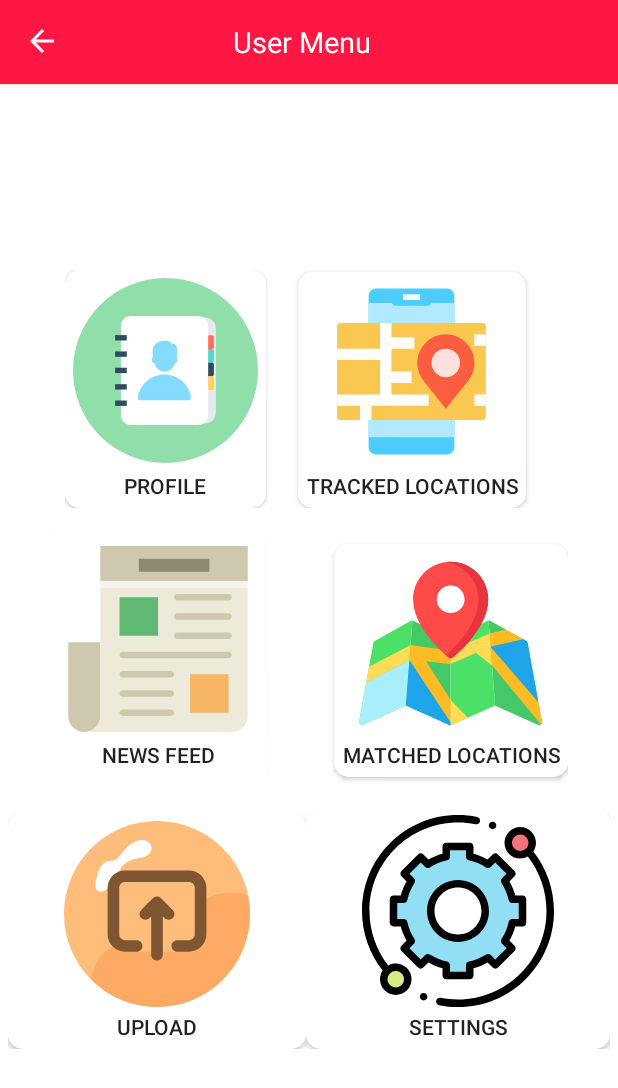
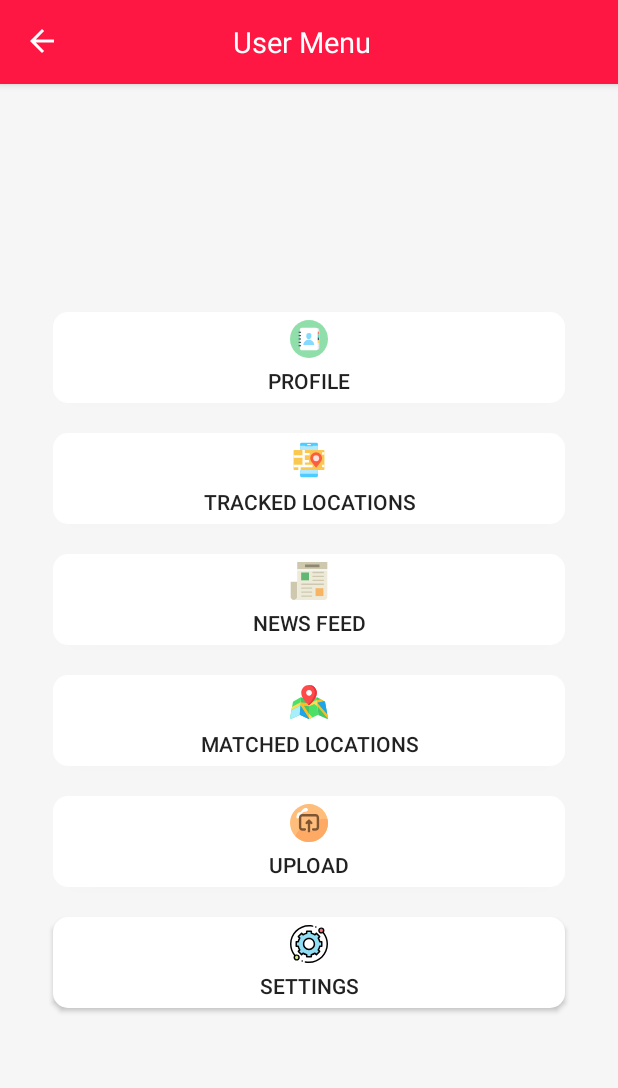
Before and after one commit to RifatIslamOmio/COVID-19_Alert_App, an Android app: the MenuActivity screen opened directly, with no data from a screen before it, on a phone screen of 412 x 824 dp. Shown: the top 1088 px of the screen. Run offline under Robolectric (Android 15) with nearby library versions, the phone set to English and light mode, and no system bars; Roboto replaces fonts that are not available here; 2 statements that could not run were skipped.

Commit message:
User Menu Updated

```diff
--- /dev/null
+++ b/app/src/main/java/com/example/covid_19alertapp/activities/ProfileActivity.java
@@ -0,0 +1,16 @@
+package com.example.covid_19alertapp.activities;
+
+import androidx.appcompat.app.AppCompatActivity;
+
+import android.os.Bundle;
+
+import com.example.covid_19alertapp.R;
+
+public class ProfileActivity extends AppCompatActivity {
+
+    @Override
+    protected void onCreate(Bundle savedInstanceState) {
+        super.onCreate(savedInstanceState);
+        setContentView(R.layout.activity_profile);
+    }
+}
--- a/app/src/main/res/drawable/ic_locations.xml
+++ b/app/src/main/res/drawable/ic_locations.xml
@@ -1,5 +1,5 @@
-<vector android:height="122dp" android:viewportHeight="511.999"
-    android:viewportWidth="511.999" android:width="122dp" xmlns:android="http://schemas.android.com/apk/res/android">
+<vector android:height="25dp" android:viewportHeight="511.999"
+    android:viewportWidth="511.999" android:width="25dp" xmlns:android="http://schemas.android.com/apk/res/android">
     <path android:fillColor="#44C868" android:pathData="M511.879,475.685l-40.224,-221.611c-0.401,-2.212 -1.773,-4.128 -3.739,-5.221l-101.242,-56.31c-1.314,-0.732 -2.787,-1.023 -4.234,-0.911l18.419,237.608l-0.617,0.276l121.164,54.357c0.986,0.441 2.034,0.659 3.077,0.659c1.651,0 3.287,-0.543 4.632,-1.596C511.313,481.22 512.376,478.428 511.879,475.685z"/>
     <path android:fillColor="#44C868" android:pathData="M256,246.375l-103.545,-53.931c-1.241,-0.647 -2.617,-0.911 -3.972,-0.82c0.359,-0.022 0.72,-0.02 1.078,0.008l-18.419,237.608l121.781,54.634c0.983,0.44 2.032,0.659 3.077,0.659l0,0V246.375z"/>
     <path android:fillColor="#4CE166" android:pathData="M149.56,191.633c-1.447,-0.112 -2.92,0.179 -4.234,0.91l-101.243,56.31c-1.966,1.093 -3.338,3.008 -3.739,5.221L0.121,475.685c-0.498,2.742 0.566,5.534 2.763,7.252c1.347,1.053 2.982,1.596 4.632,1.596c1.043,0 2.092,-0.217 3.077,-0.659l120.504,-54.061L149.56,191.633z"/>
--- a/app/src/main/res/drawable/ic_trackedlocation.xml
+++ b/app/src/main/res/drawable/ic_trackedlocation.xml
@@ -1,6 +1,6 @@
 <vector xmlns:android="http://schemas.android.com/apk/res/android"
-    android:width="122dp"
-    android:height="122dp"
+    android:width="25dp"
+    android:height="25dp"
     android:viewportWidth="512"
     android:viewportHeight="512">
   <path
--- a/app/src/main/res/drawable/ic_upload.xml
+++ b/app/src/main/res/drawable/ic_upload.xml
@@ -1,5 +1,5 @@
-<vector android:height="124dp" android:viewportHeight="512.116"
-    android:viewportWidth="512.116" android:width="124dp" xmlns:android="http://schemas.android.com/apk/res/android">
+<vector android:height="25dp" android:viewportHeight="512.116"
+    android:viewportWidth="512.116" android:width="25dp" xmlns:android="http://schemas.android.com/apk/res/android">
     <path android:fillColor="#ffbd7b" android:pathData="m437.032,74.983c-100.043,-99.972 -261.947,-100.003 -362.001,0.063 -99.987,99.997 -100.07,261.858 -0.07,361.961 99.998,100.105 262.043,100.167 362.132,0.058 100.022,-100.041 100.058,-262.036 -0.061,-362.082z"/>
     <path android:fillColor="#ffaa64" android:pathData="m508.635,214.113c-0.927,-5.591 -4.741,-10.275 -10.029,-12.313 -11.156,-4.299 -22.624,-4.579 -33.433,-4.5 -33.117,0.284 -73.451,4.771 -91.531,37.219 -7.339,13.158 -5.581,26.695 -5.581,109.541 0,8.822 -7.178,16 -16,16h-176c-6.583,0 -12.419,-3.949 -14.867,-10.061 -3.649,-9.108 -14.579,-12.817 -23.02,-7.809 -30.706,18.228 -51.254,45.397 -62.818,83.063 -1.781,5.8 -0.129,12.106 4.267,16.288 106.379,101.208 276.309,92.542 371.714,-19.98 48.739,-57.484 69.624,-133.095 57.298,-207.448z"/>
     <path android:fillColor="#fff" android:pathData="m91.511,149.342c4.706,-17.091 12.815,-34.289 30.096,-38.264 12.519,-2.88 17.504,1.657 28.817,-11.108 12.859,-14.508 20.819,-30.127 42.54,-41.44 46.263,-24.095 67.901,29.262 25.392,41.512 -14.195,4.09 -28.133,2.632 -47.432,14.582 -12.227,7.571 -13.562,13.051 -18.114,25.294 -12.093,32.523 -43.263,65.602 -60.489,52.046 -10.91,-8.587 -3.804,-31.746 -0.81,-42.622z"/>
--- a/app/src/main/res/drawable/ic_userprofile.xml
+++ b/app/src/main/res/drawable/ic_userprofile.xml
@@ -1,5 +1,5 @@
-<vector android:height="123dp" android:viewportHeight="508"
-    android:viewportWidth="508" android:width="123dp" xmlns:android="http://schemas.android.com/apk/res/android">
+<vector android:height="25dp" android:viewportHeight="508"
+    android:viewportWidth="508" android:width="25dp" xmlns:android="http://schemas.android.com/apk/res/android">
     <path android:fillColor="#90DFAA" android:pathData="M254,254m-254,0a254,254 0,1 1,508 0a254,254 0,1 1,-508 0"/>
     <path android:fillColor="#E6E9EE" android:pathData="M344,108l-163.6,7.2c-15.2,0 -27.6,11.6 -27.6,26.4V254v112.8c0,14.4 12.4,26.4 27.6,26.4l163.6,7.2c15.2,0 48.4,2.4 48.4,-33.6V141.2C392.4,105.2 359.2,108 344,108z"/>
     <path android:fillColor="#FFFFFF" android:pathData="M343.6,104.4H159.2c-15.2,0 -27.6,12.4 -27.6,27.6v244c0,15.2 12.4,27.6 27.6,27.6h184.4c15.2,0 27.6,-12.4 27.6,-27.6V132C371.2,116.8 358.8,104.4 343.6,104.4z"/>
--- a/app/src/main/res/drawable/newsfeed.xml
+++ b/app/src/main/res/drawable/newsfeed.xml
@@ -1,5 +1,5 @@
-<vector android:height="124dp" android:viewportHeight="58"
-    android:viewportWidth="58" android:width="124dp" xmlns:android="http://schemas.android.com/apk/res/android">
+<vector android:height="25dp" android:viewportHeight="58"
+    android:viewportWidth="58" android:width="25dp" xmlns:android="http://schemas.android.com/apk/res/android">
     <path android:fillColor="#CEC9AE" android:pathData="M6.005,58L6.005,58c-2.75,0 -5,-2.25 -5,-5V30h10v23C11.005,55.75 8.755,58 6.005,58z"/>
     <path android:fillColor="#CEC9AE" android:pathData="M11.005,0h45.99v11h-45.99z"/>
     <path android:fillColor="#EDEADA" android:pathData="M11.005,35v7v11c0,2.75 -2.25,5 -5,5h5h6h35c2.756,0 4.99,-2.234 4.99,-4.99V13h-45.99V35z"/>
--- a/app/src/main/res/drawable/settings.xml
+++ b/app/src/main/res/drawable/settings.xml
@@ -1,5 +1,5 @@
-<vector android:height="128dp" android:viewportHeight="512"
-    android:viewportWidth="512" android:width="128dp" xmlns:android="http://schemas.android.com/apk/res/android">
+<vector android:height="25dp" android:viewportHeight="512"
+    android:viewportWidth="512" android:width="25dp" xmlns:android="http://schemas.android.com/apk/res/android">
     <path android:fillColor="#f5737f" android:pathData="m453.949,74.051c0,17.676 -14.328,32 -32,32 -17.676,0 -32,-14.324 -32,-32 0,-17.672 14.324,-32 32,-32 17.672,0 32,14.328 32,32zM453.949,74.051"/>
     <path android:fillColor="#d8ec84" android:pathData="m122.051,437.949c0,17.672 -14.324,32 -32,32 -17.672,0 -32,-14.328 -32,-32 0,-17.676 14.328,-32 32,-32 17.676,0 32,14.324 32,32zM122.051,437.949"/>
     <path android:fillColor="#91def5" android:pathData="m400.836,224.645c-3.813,-17.73 -10.789,-34.285 -20.32,-49.035l19.16,-19.164 -44.23,-44.195 -19.145,19.145c-14.75,-9.531 -31.305,-16.508 -49.035,-20.32v-27.074h-62.527v27.074c-17.734,3.813 -34.289,10.789 -49.039,20.32l-19.145,-19.145 -44.23,44.195 19.16,19.164c-9.531,14.75 -16.508,31.305 -20.32,49.035h-27.148l-0.035,62.527h27.184c3.809,17.734 10.785,34.289 20.32,49.039l-19.234,19.234 44.199,44.23 19.25,-19.25c14.75,9.535 31.305,16.512 49.039,20.32v27.254h62.527v-27.254c17.73,-3.809 34.285,-10.785 49.039,-20.32l19.25,19.25 44.195,-44.23 -19.234,-19.234c9.535,-14.75 16.512,-31.305 20.32,-49.039h27.184v-62.527zM256,328.629c-40.113,0 -72.629,-32.516 -72.629,-72.629s32.516,-72.629 72.629,-72.629 72.629,32.516 72.629,72.629 -32.516,72.629 -72.629,72.629zM256,328.629"/>
--- a/app/src/main/res/layout/activity_main.xml
+++ b/app/src/main/res/layout/activity_main.xml
@@ -4,7 +4,7 @@
     android:layout_width="match_parent"
     android:layout_height="match_parent"
     android:orientation="vertical"
-    android:background="#fff"
+    android:background="#F6F6F6"
     tools:context=".activities.MenuActivity">
 
     <include layout="@layout/toolbar_menu"/>
@@ -20,107 +20,96 @@
             android:gravity="center"
             android:layout_gravity="center">
 
-            <LinearLayout
-                android:layout_width="wrap_content"
-                android:layout_height="wrap_content"
-                android:orientation="horizontal"
-                android:layout_marginStart="5dp"
-                android:layout_marginEnd="5dp"
-                android:layout_marginBottom="15dp">
             <Button
                 android:id="@+id/buttonProfile"
-                    android:layout_width="0dp"
-                    android:layout_height="wrap_content"
+                android:layout_width="match_parent"
+                android:layout_height="match_parent"
                 android:layout_weight="1"
-                    android:onClick="startNewsFeed"
-                    android:padding="5dp"
-                    android:layout_marginEnd="21dp"
+                android:layout_marginTop="10dp"
+                android:layout_marginBottom="10dp"
+                android:layout_marginEnd="35dp"
+                android:layout_marginStart="35dp"                android:padding="5dp"
                 android:drawablePadding="5dp"
                 android:background="@drawable/menu_button"
                 android:drawableTop="@drawable/ic_userprofile"
+                android:onClick="startNewsFeed"
                 android:text="Profile" />
 
             <Button
                 android:id="@+id/buttonTrackedLocations"
-                    android:layout_width="0dp"
-                    android:layout_height="wrap_content"
+                android:layout_width="match_parent"
+                android:layout_height="match_parent"
                 android:layout_weight="1"
-                    android:onClick="startNewsFeed"
                 android:padding="5dp"
-                    android:layout_marginEnd="18dp"
                 android:drawablePadding="5dp"
                 android:background="@drawable/menu_button"
                 android:drawableTop="@drawable/ic_trackedlocation"
-                    android:text="Tracked Locations" />
-            </LinearLayout>
-
-            <LinearLayout
-                android:id="@+id/linearLayout"
-                android:layout_width="wrap_content"
-                android:layout_height="wrap_content"
-                android:layout_marginStart="5dp"
-                android:layout_marginEnd="5dp"
-                android:orientation="horizontal"
-                android:layout_marginBottom="15dp">
+                android:onClick="startNewsFeed"
+                android:layout_marginTop="10dp"
+                android:layout_marginBottom="10dp"
+                android:layout_marginEnd="35dp"
+                android:layout_marginStart="35dp"                android:text="Tracked Locations" />
 
             <Button
                 android:id="@+id/button"
-                    android:layout_width="0dp"
-                    android:layout_height="wrap_content"
+                android:layout_width="match_parent"
+                android:layout_height="match_parent"
                 android:layout_weight="1"
-                    android:onClick="startNewsFeed"
-                    android:padding="10dp"
-                    android:layout_marginEnd="20dp"
+                android:layout_marginTop="10dp"
+                android:layout_marginBottom="10dp"
+                android:layout_marginEnd="35dp"
+                android:layout_marginStart="35dp"                android:padding="5dp"
                 android:drawablePadding="5dp"
                 android:background="@drawable/menu_button"
                 android:drawableTop="@drawable/newsfeed"
+                android:onClick="startNewsFeed"
                 android:text="News Feed" />
 
             <Button
                 android:id="@+id/button3"
-                    android:layout_width="wrap_content"
-                    android:layout_height="wrap_content"
+                android:layout_width="match_parent"
+                android:layout_height="match_parent"
+                android:layout_marginTop="10dp"
+                android:layout_marginBottom="10dp"
+                android:layout_marginEnd="35dp"
+                android:layout_marginStart="35dp"                android:padding="5dp"
+                android:drawablePadding="5dp"
+                android:background="@drawable/menu_button"
+                android:drawableTop="@drawable/ic_locations"
                 android:onClick="showMatchedLocationsClick"
-                    android:text="matched locations"
-                    android:layout_marginStart="25dp"
-                    android:padding="5dp"
-                    android:drawablePadding="3dp"
-                    android:background="@drawable/menu_button"
-                    android:drawableTop="@drawable/ic_locations"/>
-
-            </LinearLayout>
-
-            <LinearLayout
-                android:layout_width="match_parent"
-                android:layout_height="wrap_content"
-                android:layout_marginStart="5dp"
-                android:layout_marginEnd="5dp"
-                android:orientation="horizontal">
+                android:text="matched locations" />
 
             <Button
                 android:id="@+id/button4"
-                    android:layout_width="wrap_content"
-                    android:layout_height="wrap_content"
+                android:layout_width="match_parent"
+                android:layout_height="match_parent"
                 android:layout_weight="1"
+                android:layout_marginTop="10dp"
+                android:layout_marginBottom="10dp"
+                android:layout_marginEnd="35dp"
+                android:layout_marginStart="35dp"                android:padding="5dp"
+                android:drawablePadding="5dp"
+                android:background="@drawable/menu_button"
+                android:drawableTop="@drawable/ic_upload"
                 android:onClick="uploadClick"
-                    android:text="Upload"
-                    android:padding="5dp"
-                    android:drawablePadding="3dp"
-                    android:background="@drawable/menu_button"
-                    android:drawableTop="@drawable/ic_upload"/>
+                android:text="Upload" />
 
             <Button
                 android:id="@+id/button2"
-                    android:layout_width="wrap_content"
-                    android:layout_height="wrap_content"
+                android:layout_width="match_parent"
+                android:layout_height="match_parent"
                 android:layout_weight="1"
-                    android:onClick="openSettingsClick"
+                android:layout_marginTop="10dp"
+                android:layout_marginBottom="10dp"
+                android:layout_marginEnd="35dp"
+                android:layout_marginStart="35dp"
                 android:padding="5dp"
-                    android:drawablePadding="3dp"
+                android:drawablePadding="5dp"
                 android:background="@drawable/menu_button"
                 android:drawableTop="@drawable/settings"
+                android:onClick="openSettingsClick"
                 android:text="Settings" />
-            </LinearLayout>
+
         </LinearLayout>
     </ScrollView>
 
--- /dev/null
+++ b/app/src/main/res/layout/activity_profile.xml
@@ -0,0 +1,9 @@
+<?xml version="1.0" encoding="utf-8"?>
+<androidx.constraintlayout.widget.ConstraintLayout xmlns:android="http://schemas.android.com/apk/res/android"
+    xmlns:app="http://schemas.android.com/apk/res-auto"
+    xmlns:tools="http://schemas.android.com/tools"
+    android:layout_width="match_parent"
+    android:layout_height="match_parent"
+    tools:context=".activities.ProfileActivity">
+
+</androidx.constraintlayout.widget.ConstraintLayout>
```
Also changed, not shown: app/src/main/AndroidManifest.xml (+6 -5 lines). Lines whose indentation alone changed are shown as unchanged.
